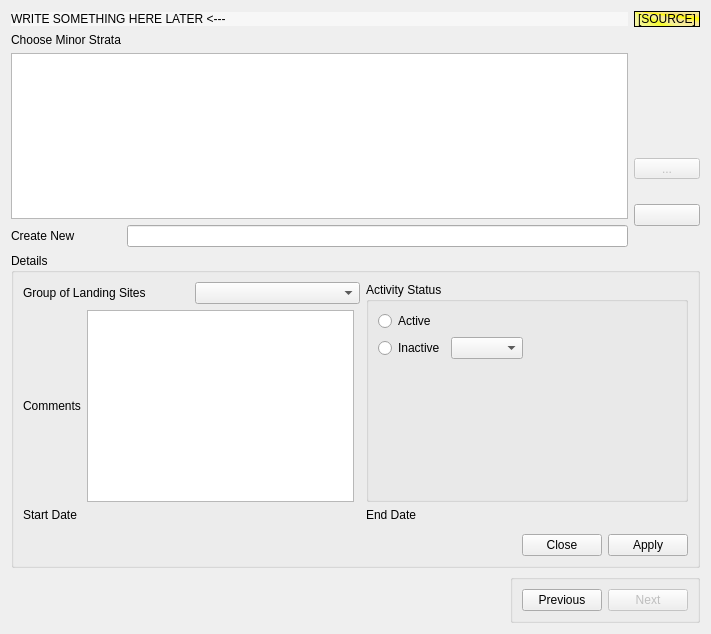
First picture: the form in app_new/frmminorstrata.ui, repository doublebyte1/app_solution, before the edit.
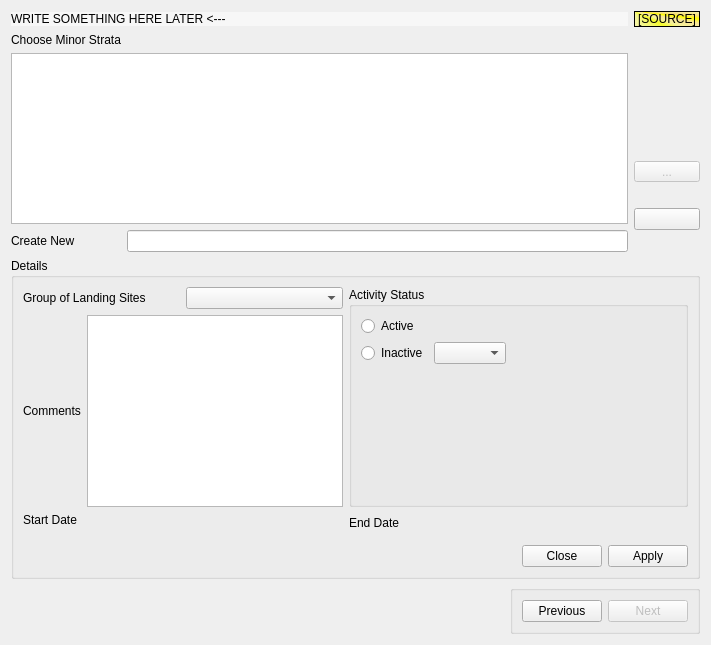
Second picture: the form after the edit. Icons and pictures are not drawn. Custom widgets are drawn as their Qt base class.

The edit to the form file:
```diff
--- a/app_new/frmminorstrata.ui
+++ b/app_new/frmminorstrata.ui
@@ -7,7 +7,7 @@
     <x>0</x>
     <y>0</y>
     <width>711</width>
-    <height>634</height>
+    <height>645</height>
    </rect>
   </property>
   <property name="windowTitle">
@@ -134,7 +134,7 @@
       <string>Details</string>
      </property>
      <layout class="QGridLayout" name="gridLayout">
-      <item row="0" column="0" colspan="3">
+      <item row="0" column="0" colspan="2">
        <layout class="QHBoxLayout" name="horizontalLayout_2">
         <item>
          <widget class="QLabel" name="label_3">
@@ -151,7 +151,7 @@
         </item>
        </layout>
       </item>
-      <item row="0" column="3" rowspan="2" colspan="2">
+      <item row="0" column="2" rowspan="2" colspan="2">
        <widget class="QGroupBox" name="groupActivity">
         <property name="sizePolicy">
          <sizepolicy hsizetype="Preferred" vsizetype="MinimumExpanding">
@@ -243,26 +243,39 @@
         </property>
        </widget>
       </item>
-      <item row="2" column="3">
+      <item row="2" column="2" rowspan="2">
        <widget class="QLabel" name="label_2">
         <property name="text">
          <string>End Date</string>
         </property>
        </widget>
       </item>
-      <item row="3" column="0" rowspan="2" colspan="2">
-       <widget class="CustomTimeCtrl" name="customDtStart"/>
-      </item>
-      <item row="3" column="2" rowspan="2" colspan="3">
+      <item row="4" column="2" colspan="2">
        <widget class="CustomTimeCtrl" name="customDtEnd"/>
       </item>
-      <item row="4" column="4">
+      <item row="5" column="3">
        <widget class="QDialogButtonBox" name="buttonBox">
         <property name="standardButtons">
          <set>QDialogButtonBox::Apply|QDialogButtonBox::Close</set>
         </property>
        </widget>
       </item>
+      <item row="3" column="0" rowspan="3" colspan="2">
+       <widget class="CustomTimeCtrl" name="customDtStart"/>
+      </item>
+      <item row="5" column="2">
+       <spacer name="horizontalSpacer_3">
+        <property name="orientation">
+         <enum>Qt::Horizontal</enum>
+        </property>
+        <property name="sizeHint" stdset="0">
+         <size>
+          <width>40</width>
+          <height>20</height>
+         </size>
+        </property>
+       </spacer>
+      </item>
      </layout>
     </widget>
    </item>
```
